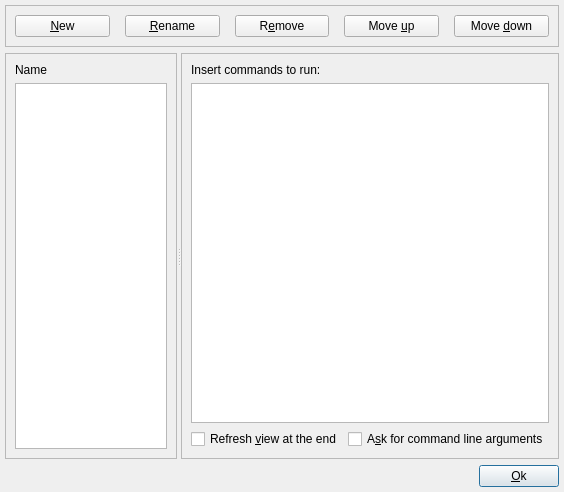
First picture: the form in src/customaction.ui, repository tibirna/qgit, before the edit.
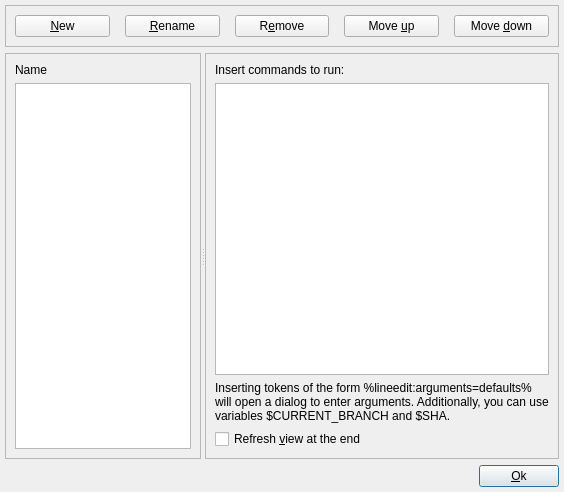
Second picture: the form after the edit. Icons and pictures are not drawn.

Commit message: use new InputDialog for custom actions

What changed in the file:
```diff
--- a/src/customaction.ui
+++ b/src/customaction.ui
@@ -293,6 +293,28 @@
              </property>
             </widget>
            </item>
+           <item>
+            <widget class="QLabel" name="label">
+             <property name="text">
+              <string>Inserting tokens of the form %lineedit:arguments=defaults%
+will open a dialog to enter arguments. Additionally, you can use
+variables $CURRENT_BRANCH and $SHA.</string>
+             </property>
+            </widget>
+           </item>
+           <item>
+            <widget class="QCheckBox" name="checkBoxRefreshAfterAction">
+             <property name="toolTip">
+              <string>If checked main view will be automatically refreshed when done</string>
+             </property>
+             <property name="text">
+              <string>Refresh &amp;view at the end</string>
+             </property>
+             <property name="shortcut">
+              <string>Alt+V</string>
+             </property>
+            </widget>
+           </item>
            <item>
             <layout class="QHBoxLayout" >
              <property name="spacing" >
@@ -310,32 +332,6 @@
              <property name="bottomMargin" >
               <number>0</number>
              </property>
-             <item>
-              <widget class="QCheckBox" name="checkBoxRefreshAfterAction" >
-               <property name="toolTip" >
-                <string>If checked main view will be automatically refreshed when done</string>
-               </property>
-               <property name="text" >
-                <string>Refresh &amp;view at the end</string>
-               </property>
-               <property name="shortcut" >
-                <string>Alt+V</string>
-               </property>
-              </widget>
-             </item>
-             <item>
-              <widget class="QCheckBox" name="checkBoxAskArgs" >
-               <property name="toolTip" >
-                <string>Check if you want to be prompted for command line arguments. Args will be appended after the first command only.</string>
-               </property>
-               <property name="text" >
-                <string>A&amp;sk for command line arguments</string>
-               </property>
-               <property name="shortcut" >
-                <string>Alt+S</string>
-               </property>
-              </widget>
-             </item>
             </layout>
            </item>
           </layout>
```
Left out of the diff: 16 changed lines with no effect on the pictures. The commit also changes 6 other files.
